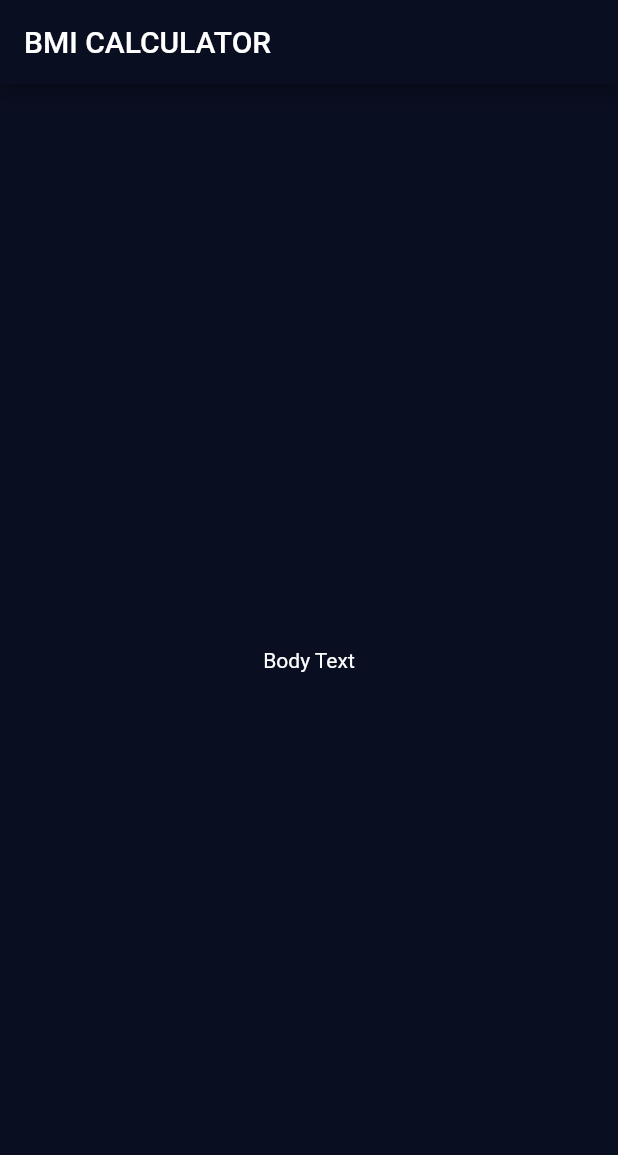
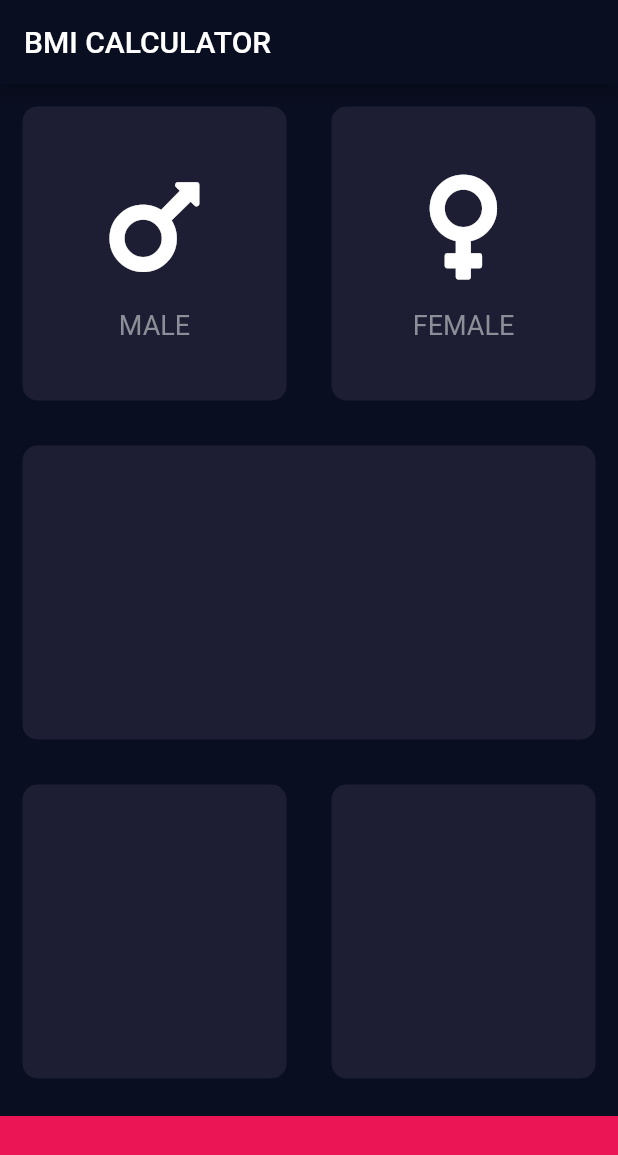
Before and after one commit to Jowooseok/fluuterStudy, a Flutter app: the screen it shows after launch, on a phone screen of 412 x 824 dp. Shown: the top 1155 px of the screen. Run offline on Flutter 3.47's test engine with Material 2 defaults, Android fonts, the phone set to English and light mode, and no system bars; our stand-ins replace font_awesome_flutter.

Commit message:
125. complete

```diff
--- /dev/null
+++ b/fluuter_study/lib/icon_content.dart
@@ -0,0 +1,33 @@
+import 'package:flutter/material.dart';
+
+const labelTextStyle = TextStyle(
+  fontSize: 18.0,
+  color: Color(0xff8d8e98),
+);
+
+class IconContent extends StatelessWidget {
+  final String label;
+  final IconData icon;
+
+  IconContent({this.label, this.icon});
+
+  @override
+  Widget build(BuildContext context) {
+    return Column(
+      mainAxisAlignment: MainAxisAlignment.center,
+      children: [
+        Icon(
+          icon,
+          size: 80.0,
+        ),
+        SizedBox(
+          height: 15.0,
+        ),
+        Text(
+          label,
+          style: labelTextStyle,
+        )
+      ],
+    );
+  }
+}
--- a/fluuter_study/lib/imput_page.dart
+++ b/fluuter_study/lib/imput_page.dart
@@ -1,4 +1,11 @@
 import 'package:flutter/material.dart';
+import 'package:font_awesome_flutter/font_awesome_flutter.dart';
+import 'reusable_card.dart';
+import 'icon_content.dart';
+
+const bottomContainerHeight = 80.0;
+const activeCardColour = Color(0xff1d1e33);
+const bottomContainerColour = Color(0xffeb1555);
 
 class InputPage extends StatefulWidget {
   @override
@@ -12,8 +19,58 @@
       appBar: AppBar(
         title: Text('BMI CALCULATOR'),
       ),
-      body: Center(
-        child: Text('Body Text'),
+      body: Column(
+        children: [
+          Expanded(
+              child: Row(
+            children: [
+              Expanded(
+                child: ReusableCard(
+                  colour: activeCardColour,
+                  cardChild: IconContent(
+                    label: 'MALE',
+                    icon: FontAwesomeIcons.mars,
+                  ),
+                ),
+              ),
+              Expanded(
+                child: ReusableCard(
+                  colour: activeCardColour,
+                  cardChild: IconContent(
+                    label: 'FEMALE',
+                    icon: FontAwesomeIcons.venus,
+                  ),
+                ),
+              ),
+            ],
+          )),
+          Expanded(
+            child: ReusableCard(
+              colour: activeCardColour,
+            ),
+          ),
+          Expanded(
+              child: Row(
+            children: [
+              Expanded(
+                child: ReusableCard(
+                  colour: activeCardColour,
+                ),
+              ),
+              Expanded(
+                child: ReusableCard(
+                  colour: activeCardColour,
+                ),
+              ),
+            ],
+          )),
+          Container(
+            color: bottomContainerColour,
+            margin: EdgeInsets.only(top: 10.0),
+            width: double.infinity,
+            height: bottomContainerHeight,
+          ),
+        ],
       ),
     );
   }
--- /dev/null
+++ b/fluuter_study/lib/reusable_card.dart
@@ -0,0 +1,20 @@
+import 'package:flutter/material.dart';
+
+class ReusableCard extends StatelessWidget {
+  ReusableCard({@required this.colour, this.cardChild});
+
+  final Color colour;
+  final Widget cardChild;
+
+  @override
+  Widget build(BuildContext context) {
+    return Container(
+      child: cardChild,
+      margin: EdgeInsets.all(15.0),
+      decoration: BoxDecoration(
+        color: colour,
+        borderRadius: BorderRadius.circular(10.0),
+      ),
+    );
+  }
+}
--- a/fluuter_study/pubspec.yaml
+++ b/fluuter_study/pubspec.yaml
@@ -11,6 +11,7 @@
     sdk: flutter
 
   cupertino_icons: ^0.1.2
+  font_awesome_flutter: ^8.4.0
 
 dev_dependencies:
   flutter_test:
```
Also changed, not shown: fluuter_study/pubspec.lock.
